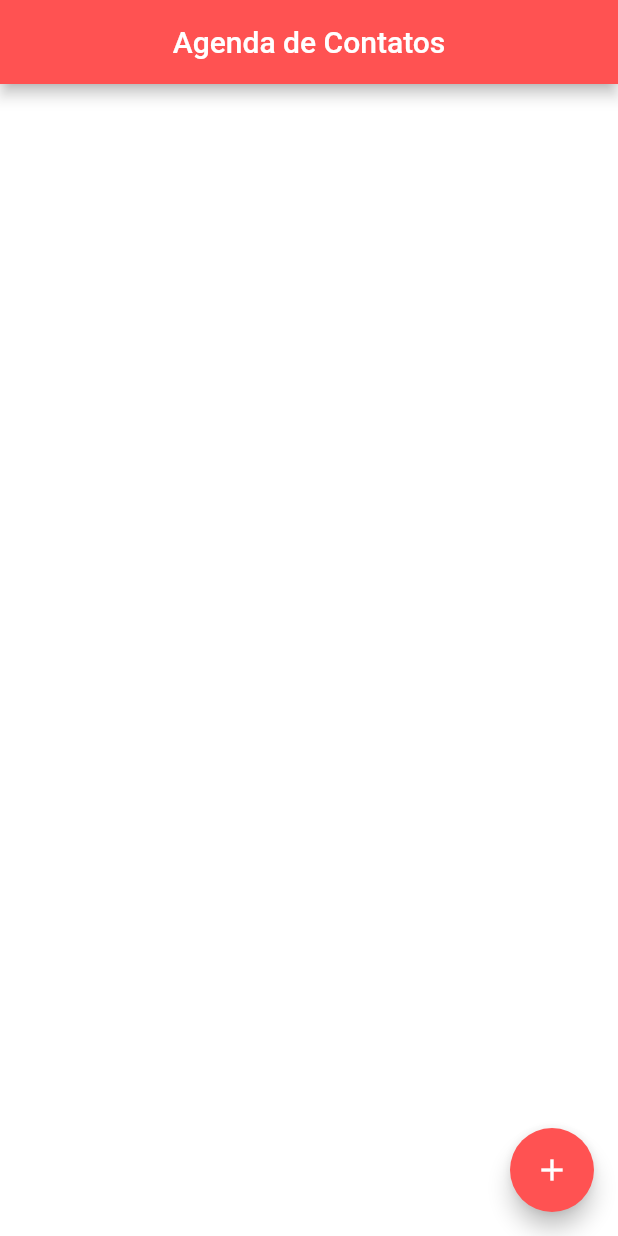
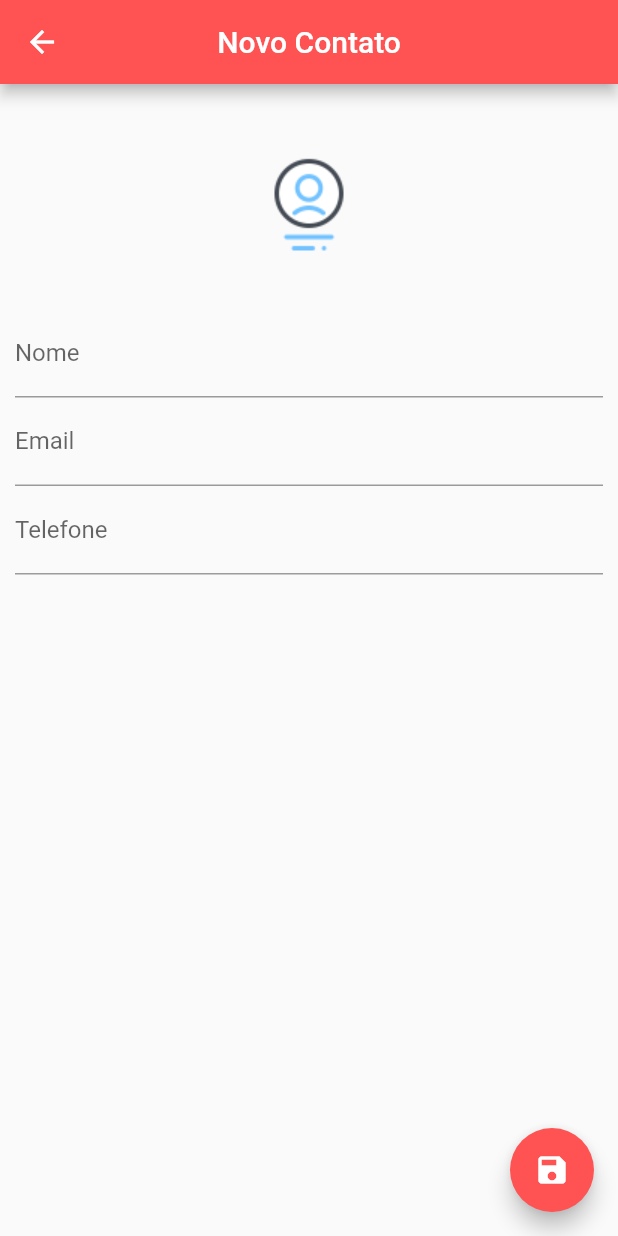
Before and after one commit to jamil2gomes/projetoAgenda, a Flutter app: the screen it shows after launch, after a tap on the "add" icon, on a phone screen of 412 x 824 dp. Run offline on Flutter 3.47's test engine with Material 2 defaults, Android fonts, the phone set to English and light mode, and no system bars; our stand-ins replace sqflite; accounts and stored records are empty.

Commit message:
salvar e atualizar contato

```diff
--- a/lib/helper/ContatoHelper.dart
+++ b/lib/helper/ContatoHelper.dart
@@ -87,7 +87,7 @@ class ContatoHelper{
     Database db = await this.database;
    return  await db.update(contatoTable,
        contato.toMap(),
-       where:"$colId = ?",
+       where:'$colId = ?',
        whereArgs: [contato.id] );
 
   }
--- a/lib/main.dart
+++ b/lib/main.dart
@@ -2,5 +2,6 @@ import 'package:flutter/material.dart';
 import 'pages/home.dart';
 
 void main() => runApp(MaterialApp(
-home: Home(),
+   home: Home(),
+  debugShowCheckedModeBanner: false,
 ));
--- /dev/null
+++ b/lib/pages/contato_page.dart
@@ -0,0 +1,114 @@
+import 'dart:io';
+import 'package:flutter/material.dart';
+import 'package:agenda_app/model/Contato.dart';
+
+class ContatoPage extends StatefulWidget {
+  final Contato contato;
+
+  ContatoPage({this.contato});
+
+  @override
+  _ContatoPageState createState() => _ContatoPageState();
+}
+
+class _ContatoPageState extends State<ContatoPage> {
+
+  Contato _contatoEditado;
+  bool _textEditado = false;
+  final _nomeController = TextEditingController();
+  final _emailController = TextEditingController();
+  final _telefoneController = TextEditingController();
+  final _nomeFocus = FocusNode();
+
+
+  @override
+  void initState() {
+    super.initState();
+
+    if(widget.contato == null){
+      this._contatoEditado = Contato();
+    }else{
+      this._contatoEditado     = Contato.fromMap(widget.contato.toMap());
+      _nomeController.text     = this._contatoEditado.nome;
+      _emailController.text    = this._contatoEditado.email;
+      _telefoneController.text = this._contatoEditado.telefone;
+    }
+  }
+
+
+  @override
+  Widget build(BuildContext context) {
+    return Scaffold(
+      appBar: AppBar(
+        title: Text(_contatoEditado.nome ?? 'Novo Contato'),
+        backgroundColor: Colors.redAccent,
+        centerTitle: true,
+      ),
+      body: SingleChildScrollView(
+        padding: EdgeInsets.all(10.0),
+        child: Column(
+          crossAxisAlignment: CrossAxisAlignment.stretch,
+          children: <Widget>[
+            GestureDetector(
+              child:    Container(
+                width: 140.0,
+                height: 140.0,
+                decoration: BoxDecoration(
+                    shape: BoxShape.circle,
+                    image: DecorationImage(
+                        image: _contatoEditado.imagem != null
+                        ? FileImage(File( _contatoEditado.imagem))
+                        : AssetImage('imagem/icons8-nome-64.png')),
+              )),
+            ),
+            TextField(
+              controller: _nomeController,
+              focusNode: _nomeFocus,
+              keyboardType: TextInputType.text,
+              decoration: InputDecoration(labelText: 'Nome'),
+              onChanged: (text){
+                _textEditado = true;
+                setState(() {
+                  _contatoEditado.nome = text;
+                });
+              },
+            ),
+            TextField(
+              controller: _emailController,
+              keyboardType: TextInputType.emailAddress,
+              decoration: InputDecoration(labelText: 'Email'),
+              onChanged: (text){
+                _textEditado = true;
+                _contatoEditado.email = text;
+              },
+            ),
+            TextField(
+              controller: _telefoneController,
+              keyboardType: TextInputType.phone,
+              decoration: InputDecoration(labelText: 'Telefone'),
+              onChanged: (text){
+                _textEditado = true;
+                _contatoEditado.telefone = text;
+              },
+            ),
+          ],
+        ),
+      ),
+
+      floatingActionButton: FloatingActionButton(
+        child: Icon(Icons.save),
+        backgroundColor: Colors.redAccent,
+        onPressed: (){
+         if(this._contatoEditado.nome != null && this._contatoEditado.nome.isNotEmpty){
+           Navigator.pop(context, this._contatoEditado);
+         }
+         else{
+           FocusScope.of(context).requestFocus(_nomeFocus);
+         }
+
+
+        },
+      ),
+    );
+  }
+}
--- a/lib/pages/home.dart
+++ b/lib/pages/home.dart
@@ -1,8 +1,7 @@
 import 'dart:io';
-
 import 'package:agenda_app/helper/ContatoHelper.dart';
+import 'package:agenda_app/pages/contato_page.dart';
 import 'package:flutter/material.dart';
-import 'package:agenda_app/helper/ContatoHelper.dart';
 import 'package:agenda_app/model/Contato.dart';
 
 class Home extends StatefulWidget {
@@ -17,11 +16,8 @@ class _HomeState extends State<Home> {
   @override
   void initState() {
     super.initState();
-    contatoHelper.getContatos().then((list) {
-      setState(() {
-        contatos = list;
-      });
-    });
+    _getAllContatos();
+
   }
 
   @override
@@ -37,7 +33,9 @@ class _HomeState extends State<Home> {
       floatingActionButton: FloatingActionButton(
         child: Icon(Icons.add),
         backgroundColor: Colors.redAccent,
-        onPressed: () {},
+        onPressed: () {
+          _showContatoPage();
+        },
       ),
       body: ListView.builder(
           padding: EdgeInsets.all(10.0),
@@ -60,9 +58,12 @@ class _HomeState extends State<Home> {
                 height: 80.0,
                 decoration: BoxDecoration(
                     shape: BoxShape.circle,
-                    image: contatos[index].imagem != null
+                    image: DecorationImage(
+                    image:contatos[index].imagem != null
                         ? FileImage(File(contatos[index].imagem))
-                        : AssetImage('imagem/icons8-nome-64.png')),
+                        : AssetImage('imagem/icons8-nome-64.png') ,
+                        fit: BoxFit.cover
+                    )),
               ),
               Padding(
                 padding: EdgeInsets.only(left: 10.0),
@@ -81,7 +82,35 @@ class _HomeState extends State<Home> {
             ],
           ),
         ),
+
       ),
+      onTap: (){
+        _showContatoPage(c: contatos[index]);
+      },
     );
   }
+
+  void _getAllContatos(){
+    contatoHelper.getContatos().then((list) {
+      setState(() {
+        contatos = list;
+      });
+    });
+  }
+
+
+  void _showContatoPage({Contato c}) async {
+    final contatoRecebido = await Navigator.push(context, MaterialPageRoute(builder: (context) => ContatoPage(contato: c,)));
+
+    if (contatoRecebido != null) {
+      if (c != null){
+        await contatoHelper.updateContato(contatoRecebido);
+      }
+      else{
+        await contatoHelper.insert(contatoRecebido);
+      }
+
+      _getAllContatos();
+    }
+  }
 }
```
